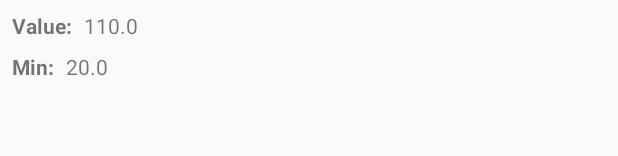
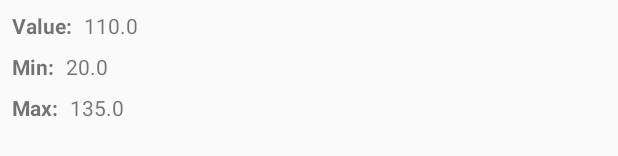
Before and after one commit to ArthurVimond/oscleton-android-sdk, an Android app: the layout activity_receiver.xml on its own in the app's theme, with its tools: preview values and no code run, on a phone screen of 412 x 824 dp. Shown: the part 214-370 px from the top of the screen. Run offline under Robolectric (Android 15) with nearby library versions, the phone set to English and light mode, and no system bars.

Commit message:
feat(sample): add device param max UI on ReceiverActivity

```diff
--- a/sample/src/main/java/fr/arthurvimond/oscletonsdk/sample/receiver/ReceiverViewModel.kt
+++ b/sample/src/main/java/fr/arthurvimond/oscletonsdk/sample/receiver/ReceiverViewModel.kt
@@ -51,6 +51,11 @@ class ReceiverViewModel : ViewModel() {
                     .map { "${it.min}" }
                     .toFlowable(BackpressureStrategy.LATEST))
 
+    val deviceParameterMax: LiveData<String> = LiveDataReactiveStreams.fromPublisher<String>(
+            reactiveReceiver.deviceParameter
+                    .map { "${it.max}" }
+                    .toFlowable(BackpressureStrategy.LATEST))
+
     init {
         observeProperties()
     }
--- a/sample/src/main/res/layout/activity_receiver.xml
+++ b/sample/src/main/res/layout/activity_receiver.xml
@@ -173,6 +173,29 @@
                 app:layout_constraintStart_toEndOf="@+id/deviceParameterMinTitleTextView"
                 tools:text="20.0" />
 
+            <TextView
+                android:id="@+id/deviceParameterMaxTitleTextView"
+                android:layout_width="0dp"
+                android:layout_height="wrap_content"
+                android:layout_marginTop="8dp"
+                android:text="@string/max_title"
+                android:textSize="@dimen/text_body1"
+                android:textStyle="bold"
+                app:layout_constraintStart_toStartOf="@+id/deviceParameterMinTitleTextView"
+                app:layout_constraintTop_toBottomOf="@+id/deviceParameterMinTitleTextView" />
+
+            <TextView
+                android:id="@+id/deviceParameterMaxValueTextView"
+                android:layout_width="0dp"
+                android:layout_height="wrap_content"
+                android:layout_marginStart="8dp"
+                android:layout_marginTop="8dp"
+                android:text="@{viewModel.deviceParameterMax}"
+                android:textSize="@dimen/text_body1"
+                app:layout_constraintBaseline_toBaselineOf="@+id/deviceParameterMaxTitleTextView"
+                app:layout_constraintStart_toEndOf="@+id/deviceParameterMaxTitleTextView"
+                tools:text="135.0" />
+
         </android.support.constraint.ConstraintLayout>
 
     </ScrollView>
--- a/sample/src/main/res/values/strings.xml
+++ b/sample/src/main/res/values/strings.xml
@@ -20,6 +20,7 @@
     <string name="display_value_title">Display value:</string>
     <string name="value_title">Value:</string>
     <string name="min_title">Min:</string>
+    <string name="max_title">Max:</string>
 
     <!-- Configuration -->
     <string name="computer_ip_address">Computer IP address</string>
```
